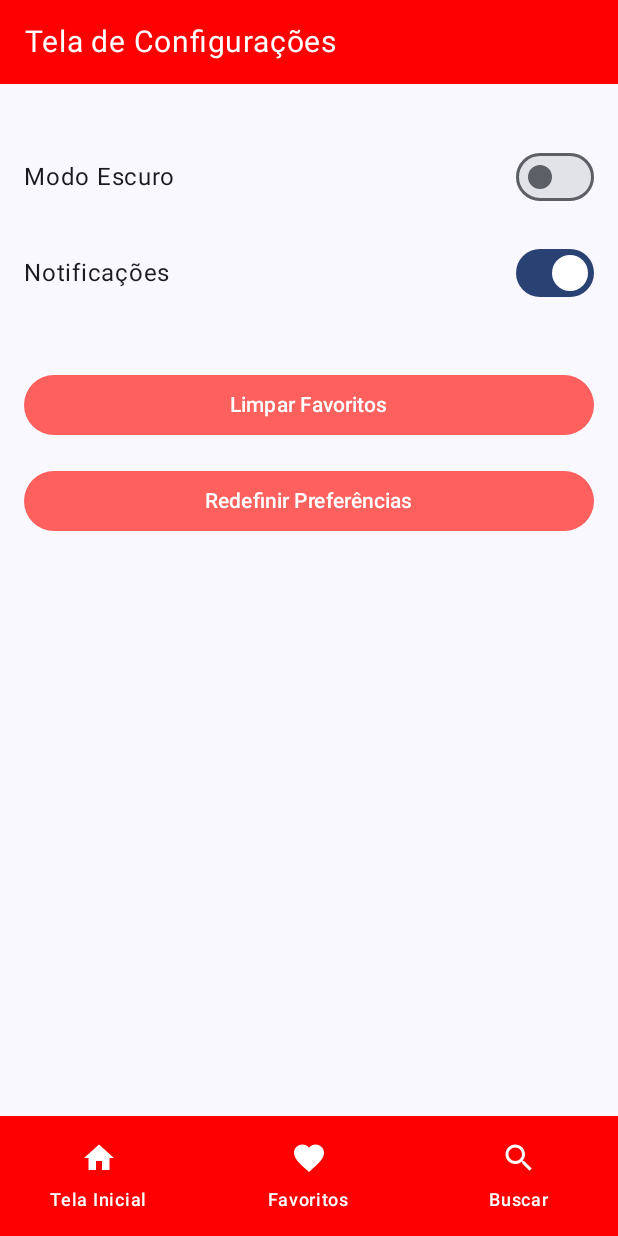
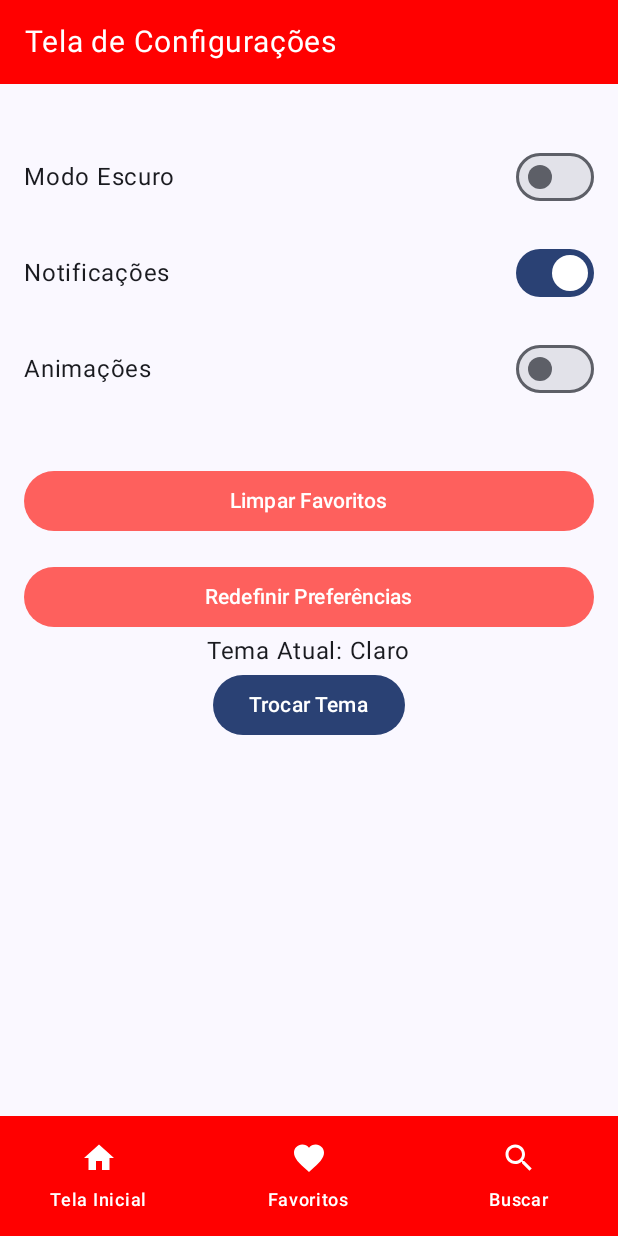
Before and after one commit to FGabriel-Lima/QuixaFood, an Android app built with Jetpack Compose: the SettingsScreen screen opened through its navigation route, on a phone screen of 412 x 824 dp. Run offline under Robolectric (Android 15) with nearby library versions, the phone set to English and light mode, and no system bars.

Commit message:
add: ação de animações,trocar tema,e notificações

```diff
--- a/app/build.gradle.kts
+++ b/app/build.gradle.kts
@@ -50,11 +50,9 @@ android {
 }
 
 dependencies {
-
     implementation("com.google.accompanist:accompanist-navigation-animation:0.20.0")
     implementation("io.coil-kt:coil-compose:2.0.0")
     implementation (libs.androidx.navigation.compose)
-
     implementation(libs.androidx.core.ktx)
     implementation(libs.androidx.lifecycle.runtime.ktx)
     implementation(libs.androidx.activity.compose)
@@ -71,6 +69,7 @@ dependencies {
     debugImplementation(libs.androidx.ui.tooling)
     debugImplementation(libs.androidx.ui.test.manifest)
 
+    implementation ("androidx.datastore:datastore-preferences:1.0.0")
     implementation("androidx.preference:preference-ktx:1.2.0")
     implementation("androidx.compose.runtime:runtime-livedata:1.5.3")
     implementation("androidx.core:core-splashscreen:1.0.1")
--- a/app/src/main/java/com/example/quixafood/ui/screens/SettingsScreen.kt
+++ b/app/src/main/java/com/example/quixafood/ui/screens/SettingsScreen.kt
@@ -12,6 +12,7 @@ import android.provider.Settings
 import android.widget.Toast
 import androidx.annotation.RequiresApi
 import androidx.compose.foundation.background
+import androidx.compose.foundation.layout.Arrangement
 import androidx.compose.foundation.layout.Box
 import androidx.compose.foundation.layout.Column
 import androidx.compose.foundation.layout.Row
@@ -25,9 +26,12 @@ import androidx.compose.material3.ButtonDefaults
 import androidx.compose.material3.ExperimentalMaterial3Api
 import androidx.compose.material3.Switch
 import androidx.compose.material3.Text
+import androidx.compose.material3.lightColorScheme
 import androidx.compose.runtime.Composable
+import androidx.compose.runtime.getValue
 import androidx.compose.runtime.mutableStateOf
 import androidx.compose.runtime.remember
+import androidx.compose.runtime.setValue
 import androidx.compose.ui.Alignment
 import androidx.compose.ui.Modifier
 import androidx.compose.ui.graphics.Color
@@ -92,6 +96,29 @@ private fun checkNotifications(context: Context): Boolean {
     return true
 }
 
+val LightColorScheme = lightColorScheme(
+    primary = Color(0xFF6200EE),
+    secondary = Color(0xFF03DAC6)
+)
+
+val BlueCalmColorScheme = lightColorScheme(
+    primary = Color(0xFF2196F3),
+    secondary = Color(0xFF80CBC4),
+    tertiary = Color(0xFF81D4FA)
+)
+
+val GreenFreshColorScheme = lightColorScheme(
+    primary = Color(0xFF4CAF50),
+    secondary = Color(0xFF388E3C),
+    tertiary = Color(0xFF81C784)
+)
+
+val WarmSunsetColorScheme = lightColorScheme(
+    primary = Color(0xFFFB8C00),
+    secondary = Color(0xFFEF5350),
+    tertiary = Color(0xFFFBC02D)
+)
+
 @ExperimentalMaterial3Api
 @Composable
 fun SettingsScreen(
@@ -100,6 +127,16 @@ fun SettingsScreen(
 ) {
     val context = LocalContext.current
     val areNotificationsEnabled = remember { mutableStateOf(checkNotifications(context)) }
+
+    var currentTheme by remember { mutableStateOf(0) } // 0 = Light, 1 = BlueCalm, 2 = GreenFresh, 3 = WarmSunset
+
+    // Aplica o tema de acordo com o valor do estado
+    val colorScheme = when (currentTheme) {
+        1 -> BlueCalmColorScheme
+        2 -> GreenFreshColorScheme
+        3 -> WarmSunsetColorScheme
+        else -> LightColorScheme
+    }
 
     // Recupera o valor do tema a partir do SharedPreferences
     val isDarkMode = remember { mutableStateOf(getThemePreference(context)) }
@@ -179,6 +216,26 @@ fun SettingsScreen(
             )
         }
 
+        // Animações
+        Row(
+            verticalAlignment = Alignment.CenterVertically,
+            modifier = Modifier
+                .fillMaxWidth()
+                .padding(vertical = 8.dp)
+        ) {
+            Text(
+                text = "Animações",
+                modifier = Modifier.weight(1f)
+            )
+            Switch(
+                checked = false, // ou true, dependendo de como você quer que o Switch inicie
+                onCheckedChange = { /* Não faz nada aqui */ }
+            )
+
+
+
+        }
+
         // Botão Limpar Favoritos
         Spacer(modifier = Modifier.height(32.dp))
         Button(
@@ -213,5 +270,22 @@ fun SettingsScreen(
         ) {
             Text("Redefinir Preferências")
         }
+
+        Column(
+            modifier = Modifier.fillMaxSize(),
+            horizontalAlignment = Alignment.CenterHorizontally,
+        ) {
+            Text("Tema Atual: ${when (currentTheme) {
+                1 -> "Blue Calm"
+                2 -> "Green Fresh"
+                3 -> "Warm Sunset"
+                else -> "Claro"
+            }}")
+
+            // Botões para alternar entre os temas
+            Button(onClick = { currentTheme = (currentTheme + 1) % 4 }) {
+                Text("Trocar Tema")
+            }
+        }
     }
 }
```
Also changed, not shown: app/src/main/java/com/example/quixafood/ui/theme/Color.kt (+12 -0 lines), app/src/main/java/com/example/quixafood/ui/theme/Theme.kt (+18 -0 lines).
